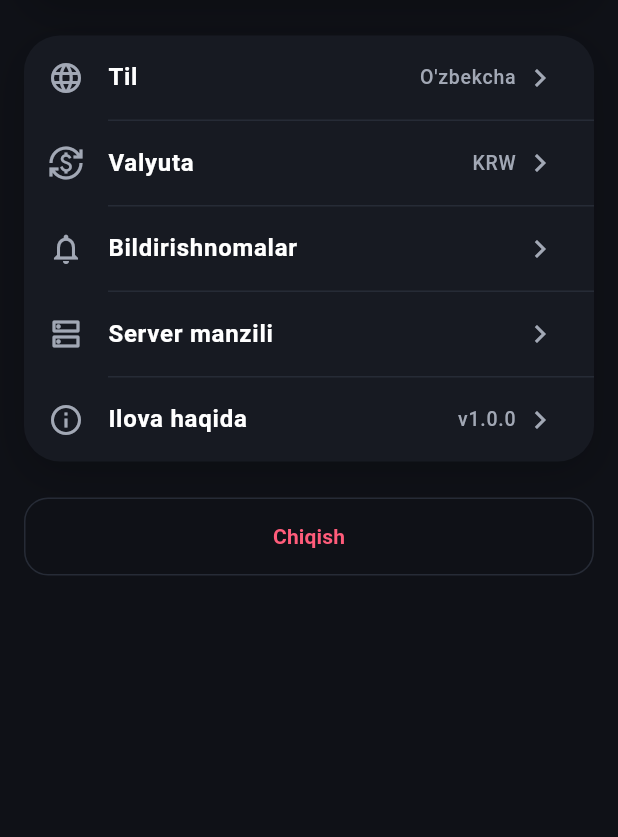
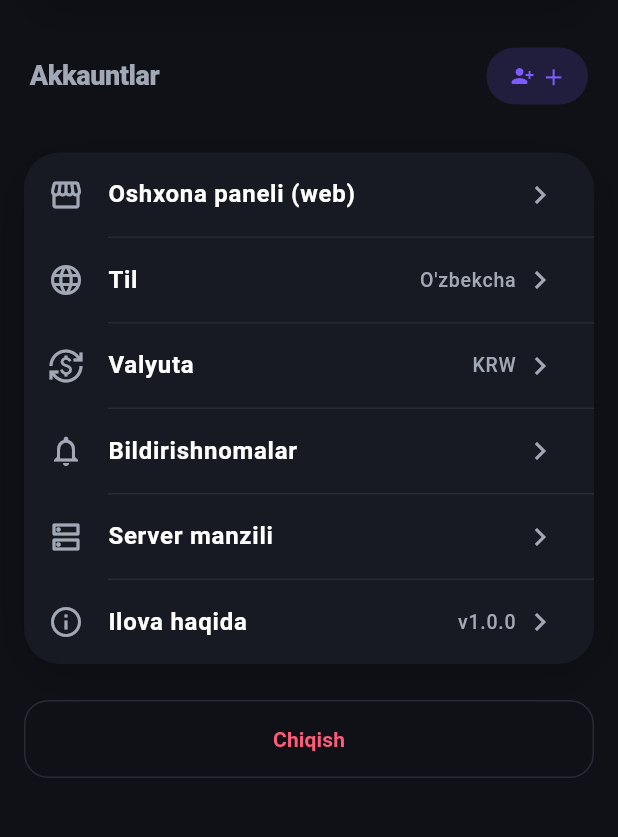
Before and after one commit to UZBLEADERRR/LaLaKu, a Flutter app: the ProfileScreen widget shown alone on an empty page, opened directly, on a phone screen of 412 x 824 dp, the part 263-1100 px from its top. Run offline on Flutter 3.47's test engine with Material 3 defaults, Android fonts, the phone set to English and light mode, and no system bars; our stand-ins replace fl_chart, flutter_local_notifications, flutter_timezone, in_app_purchase, shared_preferences, timezone and 1 more; accounts and stored records are empty; network calls fail; Roboto replaces fonts that are missing (SF Pro Display).

Commit message:
Flutter: akkaunt qo'shish/almashish + oshxona paneli WebView (#51)
- AuthProvider: bir nechta akkaunt (Telegram kabi) — shared_preferences'da
  [{id,name,type,token}]; switchAccount, addAccountFlow, logout boshqa akkauntga o'tadi
- ApiClient: setToken/token (akkaunt almashish uchun)
- Profil: Akkauntlar bo'limi (ro'yxat, ✓ faol, O'tish, ＋ qo'shish)
- Oshxona paneli: web_panel_screen.dart — web ilova WebView'da ochiladi
  (to'liq biznes funksiyalari web'da; foydalanuvchi shu yerda kiradi)
- webview_flutter ^4.7.0 qo'shildi; i18n (uz/en/ko)


Claude-Session: https://claude.ai/code/session_01QQ2DfnjSWLuYerrPGgagML

Co-authored-by: Claude <noreply@anthropic.com>

```diff
--- a/flutter_app/lib/i18n.dart
+++ b/flutter_app/lib/i18n.dart
@@ -43,6 +43,7 @@ class I18n {
       'forgot_password': 'Parolni unutdingizmi?', 'forgot_help': "Yordam markaziga murojaat qiling — administrator parolingizni tiklaydi.",
       'set_password_hint': "Xohlasangiz parol qo'ying (keyingi kirishlar uchun).",
       'back': 'Orqaga', 'name_required': 'Ismingizni kiriting', 'phone_required': 'Telefon raqamni kiriting',
+      'accounts': 'Akkauntlar', 'add_account': "Akkaunt qo'shish", 'switch_acc': "O'tish", 'active_acc': 'Faol', 'kitchen_panel': 'Oshxona paneli (web)',
     },
     'en': {
       'home': 'Home', 'calendar': 'Calendar', 'finance': 'Finance', 'ai': 'AI', 'profile': 'Profile',
@@ -79,6 +80,7 @@ class I18n {
       'forgot_password': 'Forgot password?', 'forgot_help': 'Contact the help center — an admin will reset your password.',
       'set_password_hint': 'Set a password if you like (for future logins).',
       'back': 'Back', 'name_required': 'Enter your name', 'phone_required': 'Enter your phone number',
+      'accounts': 'Accounts', 'add_account': 'Add account', 'switch_acc': 'Switch', 'active_acc': 'Active', 'kitchen_panel': 'Business panel (web)',
     },
     'ko': {
       'home': '홈', 'calendar': '캘린더', 'finance': '재무', 'ai': 'AI', 'profile': '프로필',
@@ -115,6 +117,7 @@ class I18n {
       'forgot_password': '비밀번호를 잊으셨나요?', 'forgot_help': '고객센터에 문의하세요 — 관리자가 비밀번호를 재설정합니다.',
       'set_password_hint': '원하시면 비밀번호를 설정하세요 (다음 로그인용).',
       'back': '뒤로', 'name_required': '이름을 입력하세요', 'phone_required': '전화번호를 입력하세요',
+      'accounts': '계정', 'add_account': '계정 추가', 'switch_acc': '전환', 'active_acc': '활성', 'kitchen_panel': '비즈니스 패널 (웹)',
     },
   };
 }
--- a/flutter_app/lib/screens/profile_screen.dart
+++ b/flutter_app/lib/screens/profile_screen.dart
@@ -9,6 +9,7 @@ import '../theme/app_colors.dart';
 import '../theme/app_theme.dart';
 import '../widgets/ui.dart';
 import 'paywall_screen.dart';
+import 'web_panel_screen.dart';
 
 /// Profil — ishlaydigan sozlamalar: Server, Til, Valyuta, Bildirishnoma, Premium.
 class ProfileScreen extends StatelessWidget {
@@ -79,10 +80,43 @@ class ProfileScreen extends StatelessWidget {
         ),
         const SizedBox(height: Gap.lg),
 
+        // Akkauntlar
+        SectionHeader(tr('accounts'), trailing: PillButton(label: '＋', icon: Icons.person_add_alt_1_rounded, color: AppColors.primary.withOpacity(0.16), textColor: AppColors.primary, onTap: () => auth.addAccountFlow())),
         AppCard(
           padding: EdgeInsets.zero,
           child: Column(
             children: [
+              for (int i = 0; i < auth.accounts.length; i++) ...[
+                if (i > 0) _divider(),
+                ListTile(
+                  leading: CircleAvatar(
+                    radius: 18,
+                    backgroundColor: AppColors.primary.withOpacity(0.18),
+                    child: Text(
+                      (auth.accounts[i]['type'] == 'business') ? '🍽' : ((auth.accounts[i]['name'] as String?)?.isNotEmpty == true ? (auth.accounts[i]['name'] as String)[0].toUpperCase() : '?'),
+                      style: const TextStyle(fontWeight: FontWeight.w800, fontSize: 13),
+                    ),
+                  ),
+                  title: Text('${auth.accounts[i]['name'] ?? ''}', style: const TextStyle(fontWeight: FontWeight.w600)),
+                  subtitle: Text(auth.accounts[i]['type'] == 'business' ? '🍽 ${tr('kitchen_panel').split(' ').first}' : ''),
+                  trailing: i == auth.activeIndex
+                      ? const Text('✓', style: TextStyle(color: AppColors.success, fontWeight: FontWeight.w800, fontSize: 18))
+                      : TextButton(onPressed: () => auth.switchAccount(i), child: Text(tr('switch_acc'))),
+                ),
+              ],
+            ],
+          ),
+        ),
+        const SizedBox(height: Gap.lg),
+
+        AppCard(
+          padding: EdgeInsets.zero,
+          child: Column(
+            children: [
+              _row(Icons.storefront_outlined, tr('kitchen_panel'), '', () {
+                Navigator.of(context).push(MaterialPageRoute(builder: (_) => WebPanelScreen(url: settings.api.baseUrl, title: tr('kitchen_panel'))));
+              }),
+              _divider(),
               _row(Icons.language, tr('language'), I18n.supported[settings.lang] ?? settings.lang, () => _pickLanguage(context, settings)),
               _divider(),
               _row(Icons.currency_exchange, tr('currency'), settings.currency, () => _pickCurrency(context, settings)),
--- a/flutter_app/lib/services/api_client.dart
+++ b/flutter_app/lib/services/api_client.dart
@@ -40,6 +40,10 @@ class ApiClient {
   }
 
   bool get isLoggedIn => _token != null;
+  String? get token => _token;
+
+  /// Akkaunt almashtirishda faol token'ni o'rnatish.
+  Future<void> setToken(String? t) => _saveToken(t);
 
   Future<void> _saveToken(String? t) async {
     _token = t;
--- a/flutter_app/pubspec.yaml
+++ b/flutter_app/pubspec.yaml
@@ -20,6 +20,7 @@ dependencies:
   flutter_timezone: ^3.0.1               # qurilma vaqt mintaqasini aniqlash
   fl_chart: ^0.68.0                       # moliya grafiklari (donut, bar)
   in_app_purchase: ^3.2.0                 # Google Play / App Store premium obuna
+  webview_flutter: ^4.7.0                 # oshxona (business) paneli — web ilova WebView'da
 
 dev_dependencies:
   flutter_lints: ^4.0.0
```
Also changed, not shown: flutter_app/lib/screens/web_panel_screen.dart (added, +52 -0 lines), flutter_app/lib/services/auth_provider.dart (+82 -2 lines).
